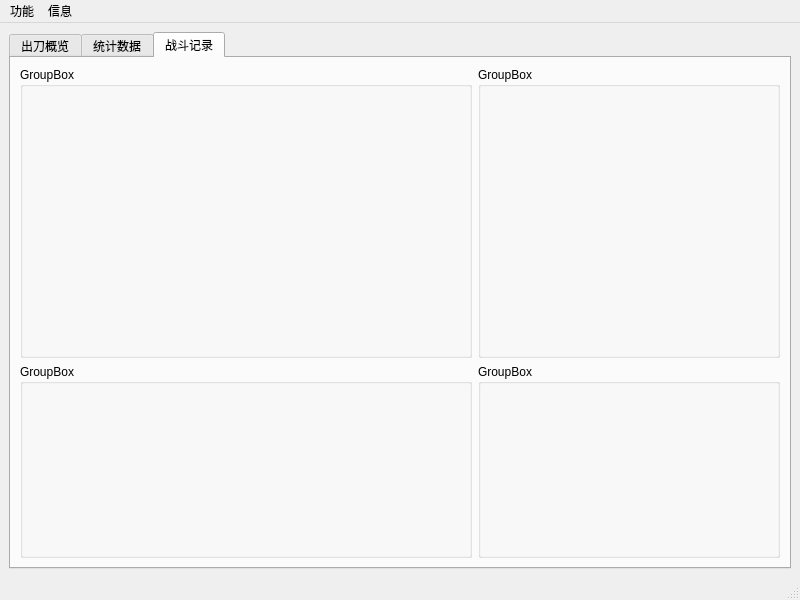
Old version of the form UI/window.ui in the repository MirandaMeow/GuildToolQT.
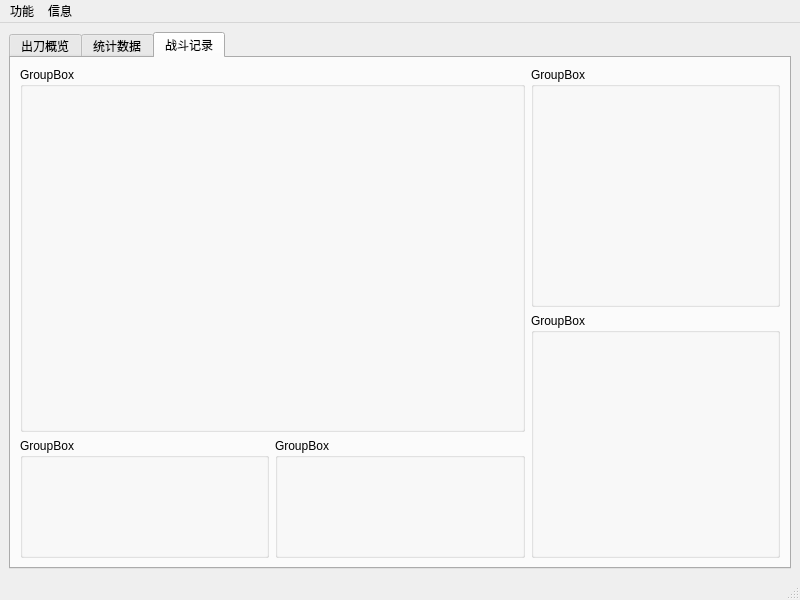
New version of the form.

```diff
--- a/UI/window.ui
+++ b/UI/window.ui
@@ -86,35 +86,42 @@
        </attribute>
        <layout class="QHBoxLayout" name="horizontalLayout_4">
         <item>
-         <layout class="QGridLayout" name="gridLayout_2" rowstretch="3,2" columnstretch="3,2">
-          <item row="0" column="0">
+         <layout class="QGridLayout" name="gridLayout_2" rowstretch="2,1,1" columnstretch="0,0,0" columnminimumwidth="0,0,0">
+          <item row="0" column="0" rowspan="2" colspan="2">
            <widget class="QGroupBox" name="groupBox_6">
             <property name="title">
              <string>GroupBox</string>
             </property>
            </widget>
           </item>
-          <item row="0" column="1">
+          <item row="0" column="2">
            <widget class="QGroupBox" name="groupBox_7">
             <property name="title">
              <string>GroupBox</string>
             </property>
            </widget>
           </item>
-          <item row="1" column="0">
+          <item row="1" column="2" rowspan="2">
            <widget class="QGroupBox" name="groupBox_8">
             <property name="title">
              <string>GroupBox</string>
             </property>
            </widget>
           </item>
-          <item row="1" column="1">
+          <item row="2" column="0">
            <widget class="QGroupBox" name="groupBox_9">
             <property name="title">
              <string>GroupBox</string>
             </property>
            </widget>
           </item>
+          <item row="2" column="1">
+           <widget class="QGroupBox" name="groupBox_10">
+            <property name="title">
+             <string>GroupBox</string>
+            </property>
+           </widget>
+          </item>
          </layout>
         </item>
        </layout>
```
